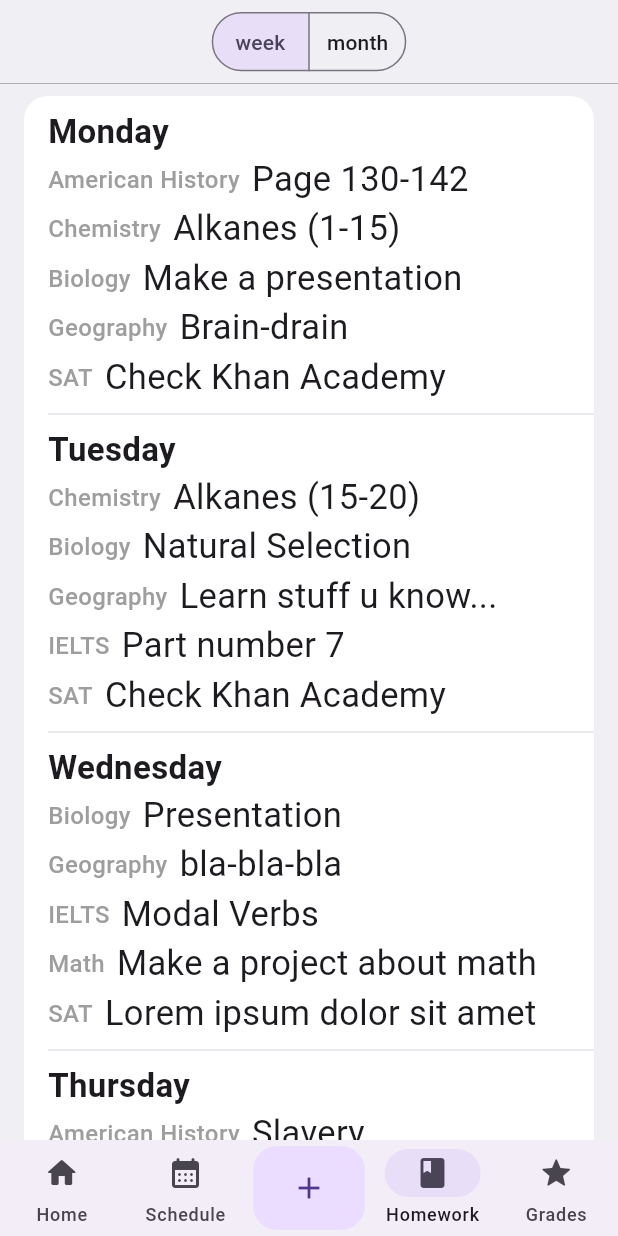
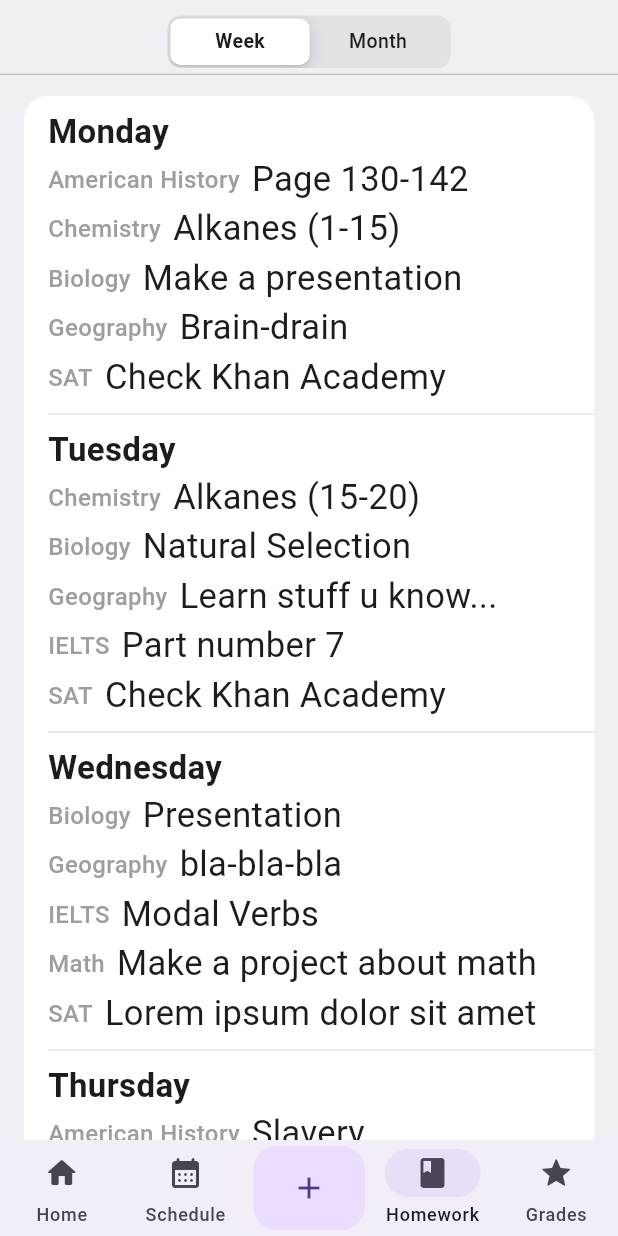
Before and after one commit to GeorgeEu/scentia, a Flutter app: the screen it shows after launch, item 3 of the bottom bar chosen, on a phone screen of 412 x 824 dp. Run offline on Flutter 3.47's test engine with Material 2 defaults, Android fonts, the phone set to English and light mode, and no system bars; our stand-ins replace dots_indicator, table_calendar.

Commit message:
Changing Button Segment on Cupertino Slider Control

```diff
--- a/lib/pages/homework_page.dart
+++ b/lib/pages/homework_page.dart
@@ -2,10 +2,9 @@ import 'package:card_test/components/calendar/calendar.dart';
 import 'package:flutter/cupertino.dart';
 import 'package:flutter/material.dart';
 
-import '../components/home_work/full_hw/home_work.dart';
 import '../components/home_work/week_homework/week_homework.dart';
 import '../data/home_work_data/home_work_data.dart';
-import '../data/home_work_data/week_howework_data.dart';
+import '../data/home_work_data/week_homework_data.dart';
 
 class Homework_Page extends StatefulWidget {
   const Homework_Page({Key? key}) : super(key: key);
@@ -13,12 +12,11 @@ class Homework_Page extends StatefulWidget {
   @override
   State<Homework_Page> createState() => _Homework_PageState();
 }
-enum Content { week, month }
 
 class _Homework_PageState extends State<Homework_Page> {
   var tasks = HomeWorkData();
   var tmr_task = WeekHomeworkData();
-  Content selectedContent = Content.week;
+  int? groupValue = 0;
 
   @override
   Widget build(BuildContext context) {
@@ -30,39 +28,28 @@ class _Homework_PageState extends State<Homework_Page> {
             child: Container(
               padding: EdgeInsets.only(bottom: 4, top: 4),
               decoration: BoxDecoration(
-                border: Border(
-                  bottom: BorderSide(
-                    color: Colors.grey,
-                    width: 0.5
-                  )
-                )
-              ),
+                  border: Border(
+                      bottom: BorderSide(color: Colors.grey, width: 0.5))),
               child: Row(
                 mainAxisAlignment: MainAxisAlignment.center,
                 crossAxisAlignment: CrossAxisAlignment.center,
                 children: [
-                  SegmentedButton<Content>(
-                    showSelectedIcon: false,
-                    style: ButtonStyle(
-                      padding: MaterialStateProperty.all(EdgeInsets.only(left: 12,right: 12))
-                    ),
-                    segments: const <ButtonSegment<Content>>[
-                      ButtonSegment<Content>(
-                          value: Content.week,
-                          label: Text('week')
-                      ),
-                      ButtonSegment<Content>(
-                        value: Content.month,
-                        label: Text('month'),
-                      ),
-                    ],
-                    selected: <Content>{selectedContent},
-                    onSelectionChanged: (Set<Content> newSelection) {
+                  CupertinoSlidingSegmentedControl<int>(
+                    backgroundColor: CupertinoColors.tertiarySystemFill,
+                    thumbColor: CupertinoColors.white,
+                    groupValue: groupValue,
+                    children: {
+                      0: buildSegment('Week'),
+                      1: buildSegment('Month'),
+                    },
+                    onValueChanged: (groupValue) {
+                      print(groupValue);
+
                       setState(() {
-                        selectedContent = newSelection.first;
+                        this.groupValue = groupValue;
                       });
                     },
-                  ),
+                  )
                 ],
               ),
             ),
@@ -82,10 +69,8 @@ class _Homework_PageState extends State<Homework_Page> {
               ),
               child: Column(
                 children: [
-                  if (selectedContent == Content.week)
-                    WeekHomework(tmr_task.getWeekHomework()),
-                  if (selectedContent == Content.month)
-                    const Calendar(),
+                  if (groupValue == 0) WeekHomework(tmr_task.getWeekHomework()),
+                  if (groupValue == 1) const Calendar(),
                 ],
               ),
             ),
@@ -94,4 +79,10 @@ class _Homework_PageState extends State<Homework_Page> {
       ),
     );
   }
+  Widget buildSegment(String text) => Container(
+    padding: EdgeInsets.only(left: 16, right: 16, top: 6, bottom: 6),
+    child: Text(
+      text,
+    ),
+  );
 }
```
Also changed, not shown: lib/pages/grades_page.dart (+22 -22 lines), lib/data/home_work_data/week_homework_data.dart (renamed from lib/data/home_work_data/week_howework_data.dart).
